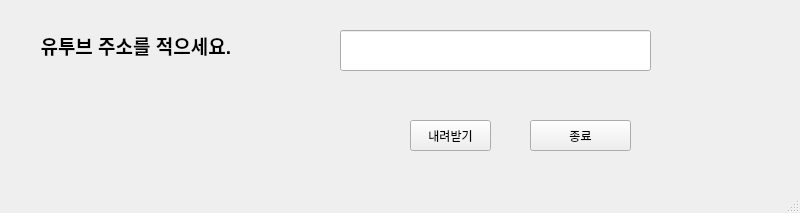
Qt form youtubedn2.ui (smartslee/devprog) before a commit.
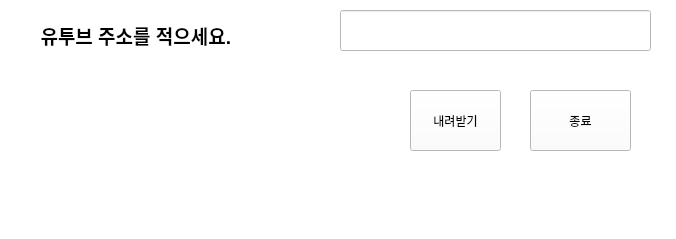
The same form after that commit. Icons and pictures are not drawn.

Commit message: exe file prepare

The edit to the form file:
```diff
--- a/youtubedn2.ui
+++ b/youtubedn2.ui
@@ -6,8 +6,8 @@
    <rect>
     <x>0</x>
     <y>0</y>
-    <width>800</width>
-    <height>213</height>
+    <width>676</width>
+    <height>239</height>
    </rect>
   </property>
   <property name="windowTitle">
@@ -17,12 +17,18 @@
    <iconset>
     <normaloff>../../Users/user/Pictures/logo111icon.ico</normaloff>../../Users/user/Pictures/logo111icon.ico</iconset>
   </property>
+  <property name="autoFillBackground">
+   <bool>false</bool>
+  </property>
+  <property name="styleSheet">
+   <string notr="true">background-color: rgb(255, 255, 255);</string>
+  </property>
   <widget class="QWidget" name="centralwidget">
    <widget class="QLabel" name="label">
     <property name="geometry">
      <rect>
       <x>30</x>
-      <y>20</y>
+      <y>10</y>
       <width>281</width>
       <height>51</height>
      </rect>
@@ -43,7 +49,7 @@
     <property name="geometry">
      <rect>
       <x>340</x>
-      <y>30</y>
+      <y>10</y>
       <width>311</width>
       <height>41</height>
      </rect>
@@ -53,9 +59,9 @@
     <property name="geometry">
      <rect>
       <x>410</x>
-      <y>120</y>
-      <width>81</width>
-      <height>31</height>
+      <y>90</y>
+      <width>91</width>
+      <height>61</height>
      </rect>
     </property>
     <property name="text">
@@ -66,9 +72,9 @@
     <property name="geometry">
      <rect>
       <x>530</x>
-      <y>120</y>
+      <y>90</y>
       <width>101</width>
-      <height>31</height>
+      <height>61</height>
      </rect>
     </property>
     <property name="text">
```
Left out of the diff: 31 changed lines with no effect on the pictures. The commit also changes 1 other file.
